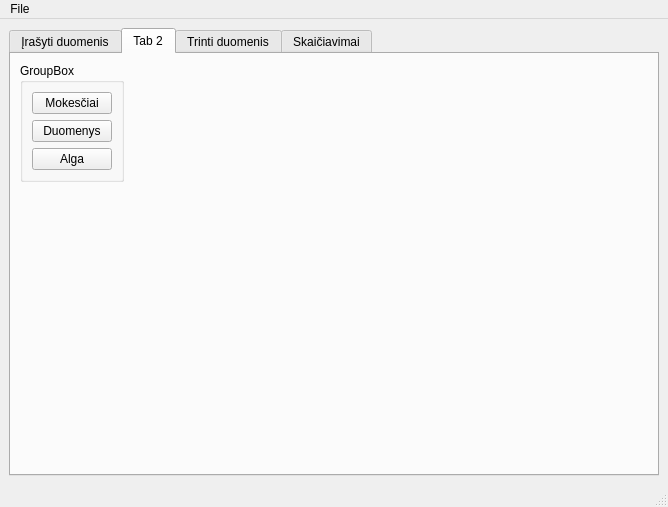
The window that GUI/veikla_gui.ui (Luk1122/IV_pajamu_skaiciuokle) describes before a commit, drawn with Qt 5.
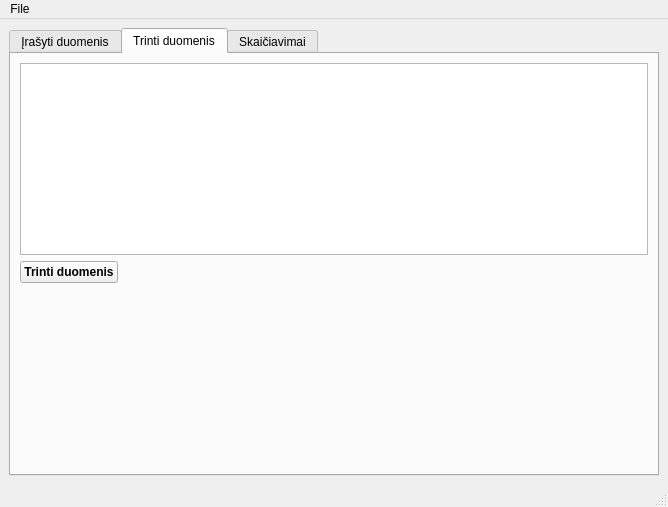
The same window after the commit. The open tabs and pages were chosen to show the change.

Diff of the .ui file:
```diff
--- a/GUI/veikla_gui.ui
+++ b/GUI/veikla_gui.ui
@@ -81,71 +81,6 @@
         </item>
        </layout>
       </widget>
-      <widget class="QWidget" name="tab_2">
-       <attribute name="title">
-        <string>Tab 2</string>
-       </attribute>
-       <layout class="QGridLayout" name="gridLayout_4">
-        <item row="0" column="0">
-         <widget class="QGroupBox" name="groupBox">
-          <property name="sizePolicy">
-           <sizepolicy hsizetype="Fixed" vsizetype="Fixed">
-            <horstretch>0</horstretch>
-            <verstretch>0</verstretch>
-           </sizepolicy>
-          </property>
-          <property name="title">
-           <string>GroupBox</string>
-          </property>
-          <layout class="QVBoxLayout" name="verticalLayout">
-           <item>
-            <widget class="QPushButton" name="mokesciai_button">
-             <property name="text">
-              <string>Mokesčiai</string>
-             </property>
-            </widget>
-           </item>
-           <item>
-            <widget class="QPushButton" name="duomenys_button">
-             <property name="sizePolicy">
-              <sizepolicy hsizetype="Fixed" vsizetype="Fixed">
-               <horstretch>0</horstretch>
-               <verstretch>0</verstretch>
-              </sizepolicy>
-             </property>
-             <property name="text">
-              <string>Duomenys</string>
-             </property>
-            </widget>
-           </item>
-           <item>
-            <widget class="QPushButton" name="alga_button">
-             <property name="text">
-              <string>Alga</string>
-             </property>
-            </widget>
-           </item>
-          </layout>
-         </widget>
-        </item>
-        <item row="0" column="1" rowspan="2">
-         <widget class="QWidget" name="grafikas" native="true"/>
-        </item>
-        <item row="1" column="0">
-         <spacer name="verticalSpacer_3">
-          <property name="orientation">
-           <enum>Qt::Orientation::Vertical</enum>
-          </property>
-          <property name="sizeHint" stdset="0">
-           <size>
-            <width>20</width>
-            <height>270</height>
-           </size>
-          </property>
-         </spacer>
-        </item>
-       </layout>
-      </widget>
       <widget class="QWidget" name="tab_4">
        <attribute name="title">
         <string>Trinti duomenis</string>
```
Left out of the diff: 4 changed lines with no effect on the pictures.
